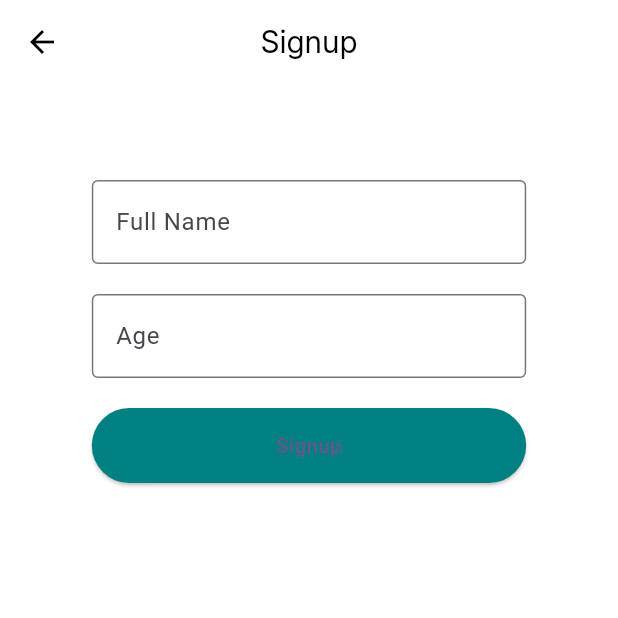
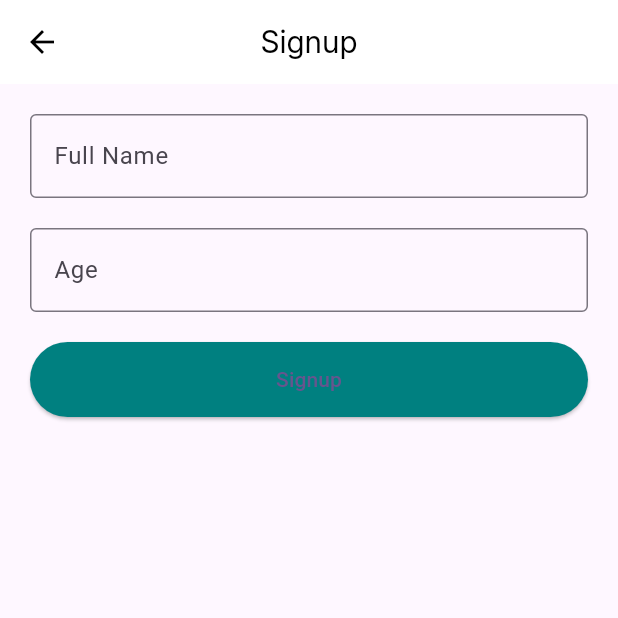
Before and after one commit to BapamaEmma/mindease_app, a Flutter app: the screen it shows after launch, after a tap on "Already have an account?", on a phone screen of 412 x 824 dp, the top half of it. Run offline on Flutter 3.47's test engine with Material 3 defaults, Android fonts, the phone set to English and light mode, and no system bars; our stand-ins replace font_awesome_flutter, google_nav_bar, slide_to_act.

Commit message:
Refactor Signup screen layout and update Splashscreen logo asset

```diff
--- a/lib/Signup.dart
+++ b/lib/Signup.dart
@@ -11,10 +11,8 @@ class Signup extends StatefulWidget {
 class _SignupState extends State<Signup> {
   @override
   Widget build(BuildContext context) {
-    return Stack(
-      children: [
-        Container(color: Colors.white),
-        AppBar(
+    return Scaffold(
+      appBar: AppBar(
         backgroundColor: Colors.white,
         title: Text(
           'Signup',
@@ -36,13 +34,8 @@ class _SignupState extends State<Signup> {
           },
         ),
       ),
-        Positioned(
-          top: 100,
-          left: MediaQuery.of(context).size.width * 0.1,
-          right: MediaQuery.of(context).size.width * 0.1,
-          child: _FullName(),
-        ),
-      ],
+
+      body: Column(children: [_FullName()]),
     );
   }
 
--- a/lib/Splashscreen.dart
+++ b/lib/Splashscreen.dart
@@ -68,7 +68,7 @@ class _SplashscreenState extends State<Splashscreen>
             );
           },
           child: Image.asset(
-            'assets/images/logo.png',
+            'assets/images/Splashscreen Logo.png',
             width: 300,
             height: 300,
             fit: BoxFit.cover,
--- a/pubspec.yaml
+++ b/pubspec.yaml
@@ -65,6 +65,7 @@ flutter:
   assets:
     - assets/images/logo0.png
     - assets/images/illustration.png
+    - assets/images/Splashscreen Logo.png
 
   # An image asset can refer to one or more resolution-specific "variants", see
   # https://flutter.dev/to/resolution-aware-images
```
Also changed, not shown: assets/images/Splashscreen Logo.png (added). Lines whose indentation alone changed are shown as unchanged.
